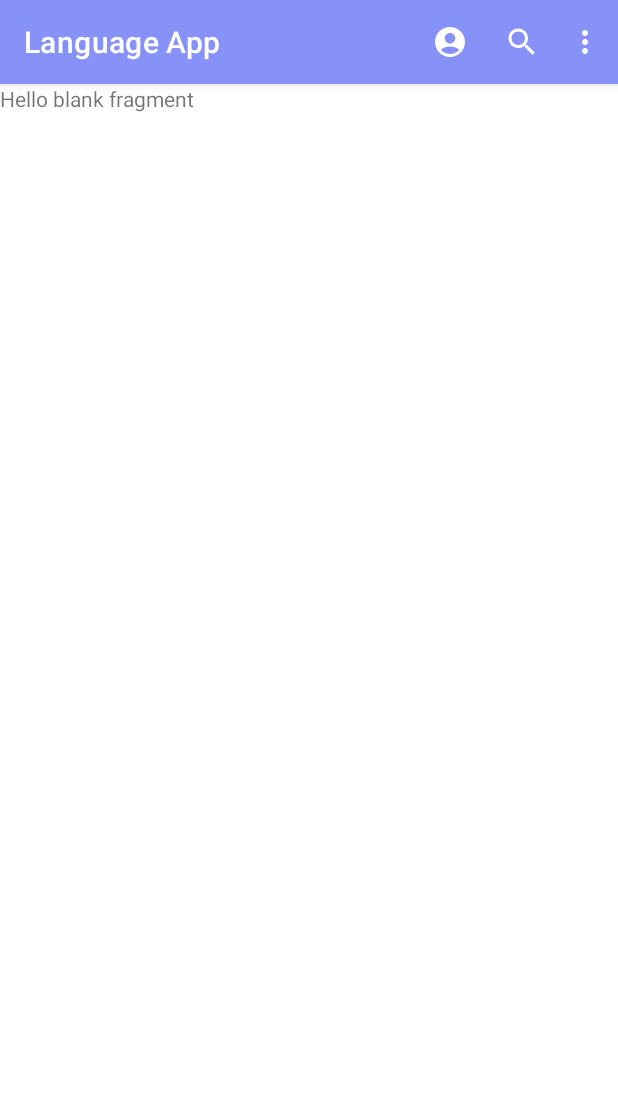
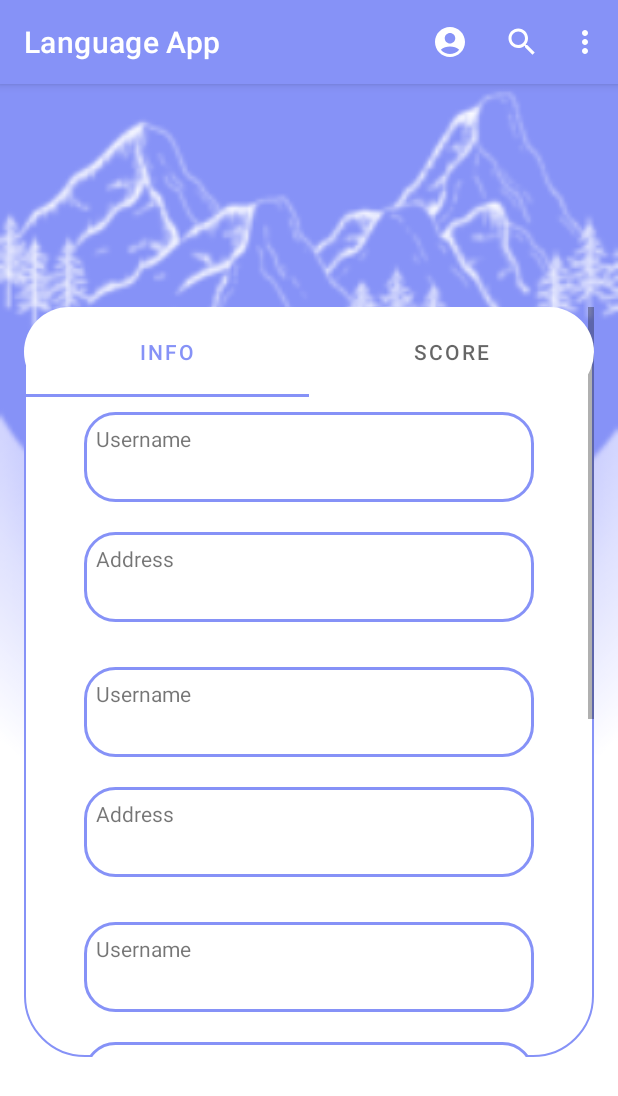
Before and after one commit to AlaminRonya/JapaneseLanguageApp, an Android app: the ProfileFragment screen opened through its navigation route, on a phone screen of 412 x 824 dp. Shown: the top 1096 px of the screen. Run offline under Robolectric (Android 15) with nearby library versions, the phone set to English and light mode, and no system bars; our stand-ins replace data binding.

Commit message:
Profile design

```diff
--- a/app/build.gradle
+++ b/app/build.gradle
@@ -1,5 +1,6 @@
 plugins {
     id 'com.android.application'
+
 }
 
 android {
@@ -26,6 +27,10 @@ android {
         sourceCompatibility JavaVersion.VERSION_1_8
         targetCompatibility JavaVersion.VERSION_1_8
     }
+
+    buildFeatures{
+        dataBinding true
+    }
 }
 
 dependencies {
--- a/app/src/main/AndroidManifest.xml
+++ b/app/src/main/AndroidManifest.xml
@@ -1,6 +1,7 @@
 <?xml version="1.0" encoding="utf-8"?>
 <manifest xmlns:android="http://schemas.android.com/apk/res/android"
     xmlns:tools="http://schemas.android.com/tools">
+    <uses-permission android:name="android.permission.INTERNET"/>
 
     <application
         android:allowBackup="true"
--- /dev/null
+++ b/app/src/main/java/com/attrabit/languageapp/InfoFragment.java
@@ -0,0 +1,64 @@
+package com.attrabit.languageapp;
+
+import android.os.Bundle;
+
+import androidx.fragment.app.Fragment;
+
+import android.view.LayoutInflater;
+import android.view.View;
+import android.view.ViewGroup;
+
+/**
+ * A simple {@link Fragment} subclass.
+ * Use the {@link InfoFragment#newInstance} factory method to
+ * create an instance of this fragment.
+ */
+public class InfoFragment extends Fragment {
+
+    // TODO: Rename parameter arguments, choose names that match
+    // the fragment initialization parameters, e.g. ARG_ITEM_NUMBER
+    private static final String ARG_PARAM1 = "param1";
+    private static final String ARG_PARAM2 = "param2";
+
+    // TODO: Rename and change types of parameters
+    private String mParam1;
+    private String mParam2;
+
+    public InfoFragment() {
+        // Required empty public constructor
+    }
+
+    /**
+     * Use this factory method to create a new instance of
+     * this fragment using the provided parameters.
+     *
+     * @param param1 Parameter 1.
+     * @param param2 Parameter 2.
+     * @return A new instance of fragment InfoFragment.
+     */
+    // TODO: Rename and change types and number of parameters
+    public static InfoFragment newInstance(String param1, String param2) {
+        InfoFragment fragment = new InfoFragment();
+        Bundle args = new Bundle();
+        args.putString(ARG_PARAM1, param1);
+        args.putString(ARG_PARAM2, param2);
+        fragment.setArguments(args);
+        return fragment;
+    }
+
+    @Override
+    public void onCreate(Bundle savedInstanceState) {
+        super.onCreate(savedInstanceState);
+        if (getArguments() != null) {
+            mParam1 = getArguments().getString(ARG_PARAM1);
+            mParam2 = getArguments().getString(ARG_PARAM2);
+        }
+    }
+
+    @Override
+    public View onCreateView(LayoutInflater inflater, ViewGroup container,
+                             Bundle savedInstanceState) {
+        // Inflate the layout for this fragment
+        return inflater.inflate(R.layout.fragment_info, container, false);
+    }
+}
--- a/app/src/main/java/com/attrabit/languageapp/ProfileFragment.java
+++ b/app/src/main/java/com/attrabit/languageapp/ProfileFragment.java
@@ -3,62 +3,71 @@ package com.attrabit.languageapp;
 import android.os.Bundle;
 
 import androidx.fragment.app.Fragment;
+import androidx.fragment.app.FragmentManager;
+import androidx.viewpager2.widget.ViewPager2;
 
 import android.view.LayoutInflater;
 import android.view.View;
 import android.view.ViewGroup;
 
-/**
- * A simple {@link Fragment} subclass.
- * Use the {@link ProfileFragment#newInstance} factory method to
- * create an instance of this fragment.
- */
+import com.attrabit.languageapp.adapter.ViewPagerAdapter;
+
+import com.attrabit.languageapp.databinding.FragmentProfileBinding;
+import com.google.android.material.tabs.TabLayout;
+
+
 public class ProfileFragment extends Fragment {
+    private TabLayout tabLayout;
+    private ViewPager2 viewPager2;
+    private ViewPagerAdapter adapter;
 
-    // TODO: Rename parameter arguments, choose names that match
-    // the fragment initialization parameters, e.g. ARG_ITEM_NUMBER
-    private static final String ARG_PARAM1 = "param1";
-    private static final String ARG_PARAM2 = "param2";
+    private FragmentProfileBinding binding;
 
-    // TODO: Rename and change types of parameters
-    private String mParam1;
-    private String mParam2;
+
+
 
     public ProfileFragment() {
         // Required empty public constructor
     }
 
-    /**
-     * Use this factory method to create a new instance of
-     * this fragment using the provided parameters.
-     *
-     * @param param1 Parameter 1.
-     * @param param2 Parameter 2.
-     * @return A new instance of fragment ProfileFragment.
-     */
-    // TODO: Rename and change types and number of parameters
-    public static ProfileFragment newInstance(String param1, String param2) {
-        ProfileFragment fragment = new ProfileFragment();
-        Bundle args = new Bundle();
-        args.putString(ARG_PARAM1, param1);
-        args.putString(ARG_PARAM2, param2);
-        fragment.setArguments(args);
-        return fragment;
-    }
-
-    @Override
-    public void onCreate(Bundle savedInstanceState) {
-        super.onCreate(savedInstanceState);
-        if (getArguments() != null) {
-            mParam1 = getArguments().getString(ARG_PARAM1);
-            mParam2 = getArguments().getString(ARG_PARAM2);
-        }
-    }
-
     @Override
     public View onCreateView(LayoutInflater inflater, ViewGroup container,
                              Bundle savedInstanceState) {
+        binding = FragmentProfileBinding.inflate(inflater, container, false);
+
+        tabLayout = binding.tabLayout;
+        viewPager2 = binding.viewPager;
+
+
+        tabLayout.addTab(tabLayout.newTab().setText("Info"));
+        tabLayout.addTab(tabLayout.newTab().setText("Score"));
+
+        FragmentManager fragmentManager = getParentFragmentManager();
+        adapter = new ViewPagerAdapter(fragmentManager, getLifecycle());
+        viewPager2.setAdapter(adapter);
+
+
+        tabLayout.addOnTabSelectedListener(new TabLayout.OnTabSelectedListener() {
+            @Override
+            public void onTabSelected(TabLayout.Tab tab) {
+                viewPager2.setCurrentItem(tab.getPosition());
+            }
+            @Override
+            public void onTabUnselected(TabLayout.Tab tab) {
+            }
+            @Override
+            public void onTabReselected(TabLayout.Tab tab) {
+            }
+        });
+        viewPager2.registerOnPageChangeCallback(new ViewPager2.OnPageChangeCallback() {
+            @Override
+            public void onPageSelected(int position) {
+                tabLayout.selectTab(tabLayout.getTabAt(position));
+            }
+        });
+
+
         // Inflate the layout for this fragment
-        return inflater.inflate(R.layout.fragment_profile, container, false);
+        return binding.getRoot();
     }
 }
--- /dev/null
+++ b/app/src/main/java/com/attrabit/languageapp/adapter/ViewPagerAdapter.java
@@ -0,0 +1,31 @@
+package com.attrabit.languageapp.adapter;
+
+import androidx.annotation.NonNull;
+import androidx.fragment.app.Fragment;
+import androidx.fragment.app.FragmentManager;
+import androidx.lifecycle.Lifecycle;
+import androidx.viewpager2.adapter.FragmentStateAdapter;
+
+import com.attrabit.languageapp.InfoFragment;
+import com.attrabit.languageapp.ScoreFragment;
+
+public class ViewPagerAdapter extends FragmentStateAdapter {
+
+    public ViewPagerAdapter(@NonNull FragmentManager fragmentManager, @NonNull Lifecycle lifecycle) {
+        super(fragmentManager, lifecycle);
+    }
+
+    @NonNull
+    @Override
+    public Fragment createFragment(int position) {
+        if (position == 1){
+            return new ScoreFragment();
+        }
+        return new InfoFragment();
+    }
+
+    @Override
+    public int getItemCount() {
+        return 2;
+    }
+}
--- /dev/null
+++ b/app/src/main/res/drawable/edit_text_bkg.xml
@@ -0,0 +1,12 @@
+<?xml version="1.0" encoding="utf-8"?>
+<shape xmlns:android="http://schemas.android.com/apk/res/android"
+    android:shape="rectangle">
+    <solid
+        android:color="@color/white"/>
+    <corners
+        android:radius="20dp"/>
+    <stroke
+        android:color="@color/lavender"
+        android:width="2dp"/>
+
+</shape>
--- /dev/null
+++ b/app/src/main/res/drawable/tab_bkg.xml
@@ -0,0 +1,9 @@
+<?xml version="1.0" encoding="utf-8"?>
+<shape xmlns:android="http://schemas.android.com/apk/res/android"
+    android:shape="rectangle">
+    <solid
+        android:color="@color/white"/>
+    <corners
+        android:radius="40dp"/>
+
+</shape>
--- /dev/null
+++ b/app/src/main/res/drawable/viewpager_bkg.xml
@@ -0,0 +1,12 @@
+<?xml version="1.0" encoding="utf-8"?>
+<shape xmlns:android="http://schemas.android.com/apk/res/android"
+    android:shape="rectangle">
+    <solid
+        android:color="@color/white"/>
+    <corners
+        android:radius="40dp"/>
+    <stroke
+        android:color="@color/lavender"
+        android:width="1dp"/>
+
+</shape>
--- /dev/null
+++ b/app/src/main/res/layout/fragment_info.xml
@@ -0,0 +1,114 @@
+<?xml version="1.0" encoding="utf-8"?>
+<ScrollView xmlns:android="http://schemas.android.com/apk/res/android"
+    xmlns:tools="http://schemas.android.com/tools"
+    android:layout_width="match_parent"
+    android:layout_height="match_parent"
+    xmlns:app="http://schemas.android.com/apk/res-auto"
+    tools:context=".InfoFragment">
+
+    <LinearLayout
+        android:layout_width="match_parent"
+        android:layout_height="wrap_content"
+        android:orientation="vertical">
+        <LinearLayout
+            android:layout_width="match_parent"
+            android:layout_height="wrap_content"
+            android:orientation="vertical"
+            android:layout_marginTop="20dp"
+            android:padding="20dp">
+            <TextView
+                android:layout_width="300dp"
+                android:layout_height="60dp"
+                android:layout_gravity="center"
+                android:layout_marginTop="30dp"
+                android:padding="8dp"
+                android:text="Username"
+                android:drawablePadding="8dp"
+                android:background="@drawable/edit_text_bkg"/>
+            <TextView
+                android:layout_width="300dp"
+                android:layout_height="60dp"
+                android:layout_gravity="center"
+                android:layout_marginTop="20dp"
+                android:padding="8dp"
+                android:text="Address"
+                android:drawablePadding="8dp"
+                android:background="@drawable/edit_text_bkg"/>
+            <TextView
+                android:layout_width="300dp"
+                android:layout_height="60dp"
+                android:layout_gravity="center"
+                android:layout_marginTop="30dp"
+                android:padding="8dp"
+                android:text="Username"
+                android:drawablePadding="8dp"
+                android:background="@drawable/edit_text_bkg"/>
+            <TextView
+                android:layout_width="300dp"
+                android:layout_height="60dp"
+                android:layout_gravity="center"
+                android:layout_marginTop="20dp"
+                android:padding="8dp"
+                android:text="Address"
+                android:drawablePadding="8dp"
+                android:background="@drawable/edit_text_bkg"/>
+            <TextView
+                android:layout_width="300dp"
+                android:layout_height="60dp"
+                android:layout_gravity="center"
+                android:layout_marginTop="30dp"
+                android:padding="8dp"
+                android:text="Username"
+                android:drawablePadding="8dp"
+                android:background="@drawable/edit_text_bkg"/>
+            <TextView
+                android:layout_width="300dp"
+                android:layout_height="60dp"
+                android:layout_gravity="center"
+                android:layout_marginTop="20dp"
+                android:padding="8dp"
+                android:text="Address"
+                android:drawablePadding="8dp"
+                android:background="@drawable/edit_text_bkg"/>
+            <TextView
+                android:layout_width="300dp"
+                android:layout_height="60dp"
+                android:layout_gravity="center"
+                android:layout_marginTop="30dp"
+                android:padding="8dp"
+                android:text="Username"
+                android:drawablePadding="8dp"
+                android:background="@drawable/edit_text_bkg"/>
+            <TextView
+                android:layout_width="300dp"
+                android:layout_height="60dp"
+                android:layout_gravity="center"
+                android:layout_marginTop="20dp"
+                android:padding="8dp"
+                android:text="Address"
+                android:drawablePadding="8dp"
+                android:background="@drawable/edit_text_bkg"/>
+            <TextView
+                android:layout_width="300dp"
+                android:layout_height="60dp"
+                android:layout_gravity="center"
+                android:layout_marginTop="30dp"
+                android:padding="8dp"
+                android:text="Username"
+                android:drawablePadding="8dp"
+                android:background="@drawable/edit_text_bkg"/>
+            <TextView
+                android:layout_width="300dp"
+                android:layout_height="60dp"
+                android:layout_gravity="center"
+                android:layout_marginTop="20dp"
+                android:padding="8dp"
+                android:text="Address"
+                android:drawablePadding="8dp"
+                android:background="@drawable/edit_text_bkg"/>
+
+        </LinearLayout>
+
+    </LinearLayout>
+
+</ScrollView>
--- a/app/src/main/res/layout/fragment_profile.xml
+++ b/app/src/main/res/layout/fragment_profile.xml
@@ -1,14 +1,49 @@
 <?xml version="1.0" encoding="utf-8"?>
-<FrameLayout xmlns:android="http://schemas.android.com/apk/res/android"
-    xmlns:tools="http://schemas.android.com/tools"
+<layout xmlns:android="http://schemas.android.com/apk/res/android"
+    xmlns:app="http://schemas.android.com/apk/res-auto"
+    xmlns:tools="http://schemas.android.com/tools">
+
+    <data>
+
+    </data>
+<androidx.constraintlayout.widget.ConstraintLayout
     android:layout_width="match_parent"
     android:layout_height="match_parent"
+    android:background="@drawable/mainbkg"
     tools:context=".ProfileFragment">
 
     <!-- TODO: Update blank fragment layout -->
-    <TextView
-        android:layout_width="match_parent"
-        android:layout_height="match_parent"
-        android:text="@string/hello_blank_fragment" />
+    <androidx.constraintlayout.widget.ConstraintLayout
+        android:layout_width="380dp"
+        android:layout_height="0dp"
+        android:layout_marginBottom="20dp"
+        app:layout_constraintTop_toTopOf="parent"
+        app:layout_constraintBottom_toBottomOf="parent"
+        app:layout_constraintStart_toStartOf="parent"
+        app:layout_constraintEnd_toEndOf="parent"
+        app:layout_constraintHeight_percent=".78"
+        app:layout_constraintVertical_bias="1">
+        <androidx.viewpager2.widget.ViewPager2
+            android:layout_width="match_parent"
+            android:layout_height="500dp"
+            android:id="@+id/view_pager"
+            app:layout_constraintVertical_bias="0"
+            android:background="@drawable/viewpager_bkg"
+            app:layout_constraintTop_toTopOf="parent"
+            app:layout_constraintBottom_toBottomOf="parent"
+            app:layout_constraintStart_toStartOf="parent"
+            app:layout_constraintEnd_toEndOf="parent"/>
+        <com.google.android.material.tabs.TabLayout
+            android:layout_width="match_parent"
+            android:layout_height="60dp"
+            android:id="@+id/tab_layout"
+            app:layout_constraintVertical_bias="0"
+            android:background="@drawable/tab_bkg"
+            app:layout_constraintTop_toTopOf="parent"
+            app:layout_constraintBottom_toBottomOf="parent"
+            app:layout_constraintStart_toStartOf="parent"
+            app:layout_constraintEnd_toEndOf="parent"/>
+    </androidx.constraintlayout.widget.ConstraintLayout>
 
-</FrameLayout>
+</androidx.constraintlayout.widget.ConstraintLayout>
+</layout>
--- a/app/src/main/res/navigation/nav_graph.xml
+++ b/app/src/main/res/navigation/nav_graph.xml
@@ -15,4 +15,14 @@
         android:name="com.attrabit.languageapp.ProfileFragment"
         android:label="fragment_profile"
         tools:layout="@layout/fragment_profile" />
+    <fragment
+        android:id="@+id/infoFragment"
+        android:name="com.attrabit.languageapp.InfoFragment"
+        android:label="fragment_info"
+        tools:layout="@layout/fragment_info" />
+    <fragment
+        android:id="@+id/scoreFragment"
+        android:name="com.attrabit.languageapp.ScoreFragment"
+        android:label="fragment_score"
+        tools:layout="@layout/fragment_score" />
 </navigation>
```
Also changed, not shown: app/src/main/java/com/attrabit/languageapp/MainActivity.java (+14 -2 lines), app/src/main/java/com/attrabit/languageapp/ScoreFragment.java (added, +26 -0 lines), app/src/main/res/layout/fragment_score.xml (added, +113 -0 lines), app/src/main/res/drawable-v24/mainbkg.png (added).
